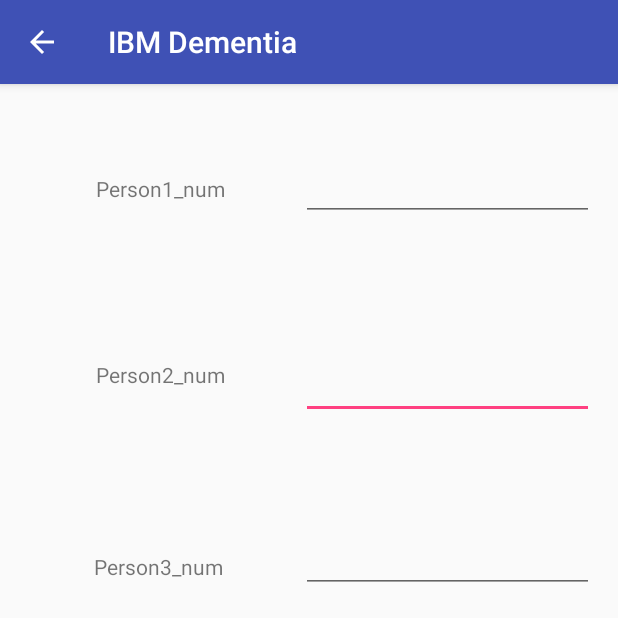
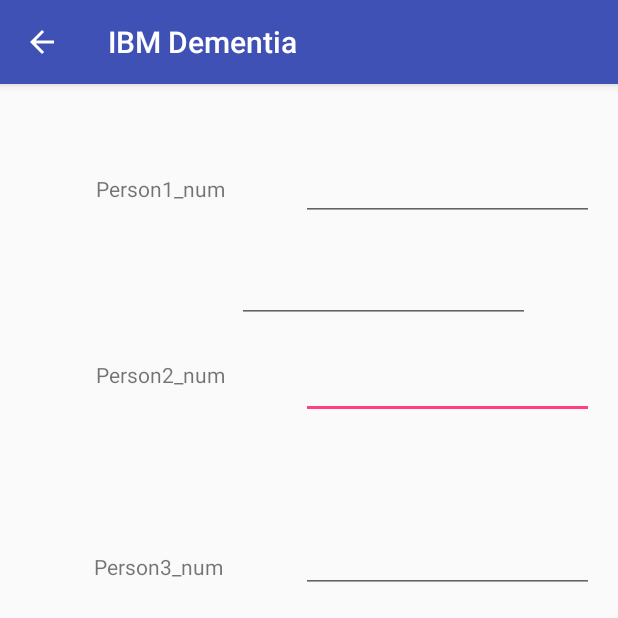
Before and after one commit to xxyypp/IBM_Dementia, an Android app: the UserSetting screen opened directly, with no data from a screen before it, on a phone screen of 412 x 824 dp, the top half of it. Run offline under Robolectric (Android 15) with nearby library versions, the phone set to English and light mode, and no system bars.

Commit message:
User setting update

```diff
--- a/MyApp/app/src/main/java/com/example/shreyus/myapp/UserSetting.java
+++ b/MyApp/app/src/main/java/com/example/shreyus/myapp/UserSetting.java
@@ -1,6 +1,8 @@
 package com.example.shreyus.myapp;
 
+import android.content.Context;
 import android.content.Intent;
+import android.content.SharedPreferences;
 import android.support.v7.app.AppCompatActivity;
 import android.os.Bundle;
 import android.view.View;
@@ -9,7 +11,7 @@ import android.widget.TextView;
 import android.widget.Toast;
 
 public class UserSetting extends AppCompatActivity {
-
+    public static final String PREFS_NAME = "MyContact";
     public static final String person1_id = "person1";
     public static final String person2_id = "person2";
     public static final String person3_id = "person3";
@@ -34,10 +36,15 @@ public class UserSetting extends AppCompatActivity {
         editNum2.setText(num2);
         editNum3.setText(num3);
 
+        SharedPreferences dataSaved = getSharedPreferences(PREFS_NAME, 0);
+        String test = dataSaved.getString(person1_id,null);
+        EditText edittest = findViewById(R.id.test);
+        edittest.setText(test);
 
     }
 
     public void SaveInfo(View view) {
+
         Intent tomainIntent = new Intent(this, MainActivity.class);
 
         EditText editNum1 = findViewById(R.id.editNum1);
--- a/MyApp/app/src/main/res/layout/activity_user_setting.xml
+++ b/MyApp/app/src/main/res/layout/activity_user_setting.xml
@@ -75,6 +75,22 @@
         tools:text="Person3_num" />
 
     <EditText
+        android:id="@+id/test"
+        android:layout_width="195dp"
+        android:layout_height="39dp"
+        android:layout_marginEnd="16dp"
+        android:layout_marginLeft="8dp"
+        android:layout_marginRight="16dp"
+        android:layout_marginStart="8dp"
+        android:layout_marginTop="120dp"
+        android:ems="10"
+        android:inputType="textPersonName"
+        app:layout_constraintEnd_toEndOf="parent"
+        app:layout_constraintHorizontal_bias="0.0"
+        app:layout_constraintStart_toEndOf="@+id/person1"
+        app:layout_constraintTop_toTopOf="parent" />
+
+    <EditText
         android:id="@+id/editNum1"
         android:layout_width="195dp"
         android:layout_height="39dp"
```
Also changed, not shown: MyApp/app/src/main/java/com/example/shreyus/myapp/MainActivity.java (+30 -3 lines), MyApp/app/src/main/res/layout/activity_main.xml (+12 -0 lines).
